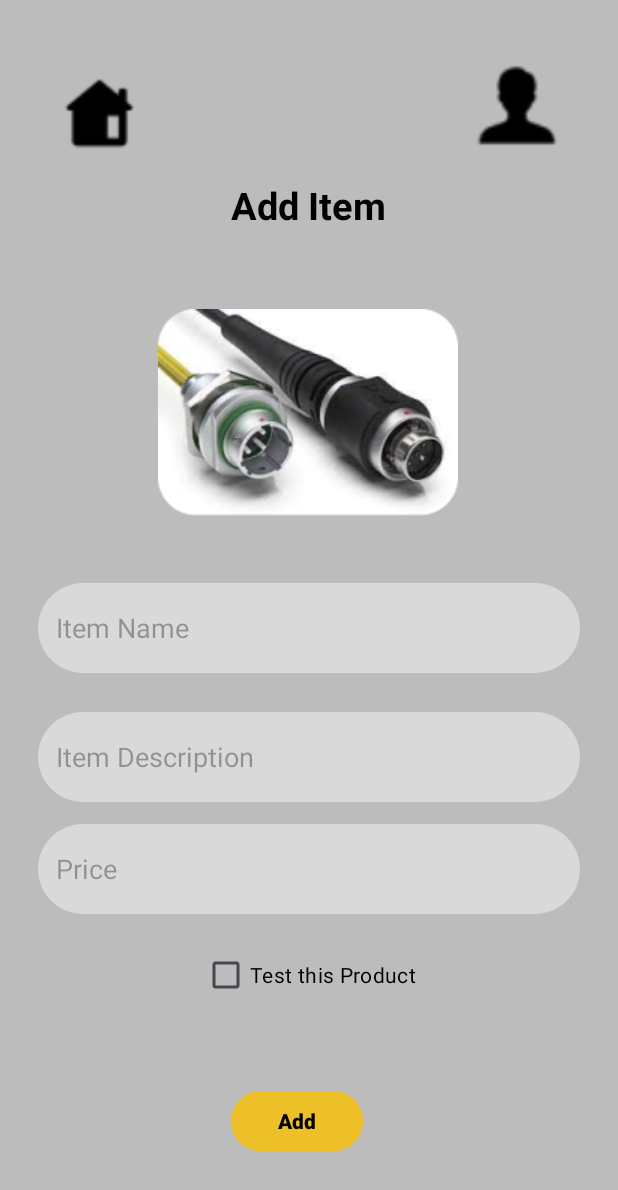
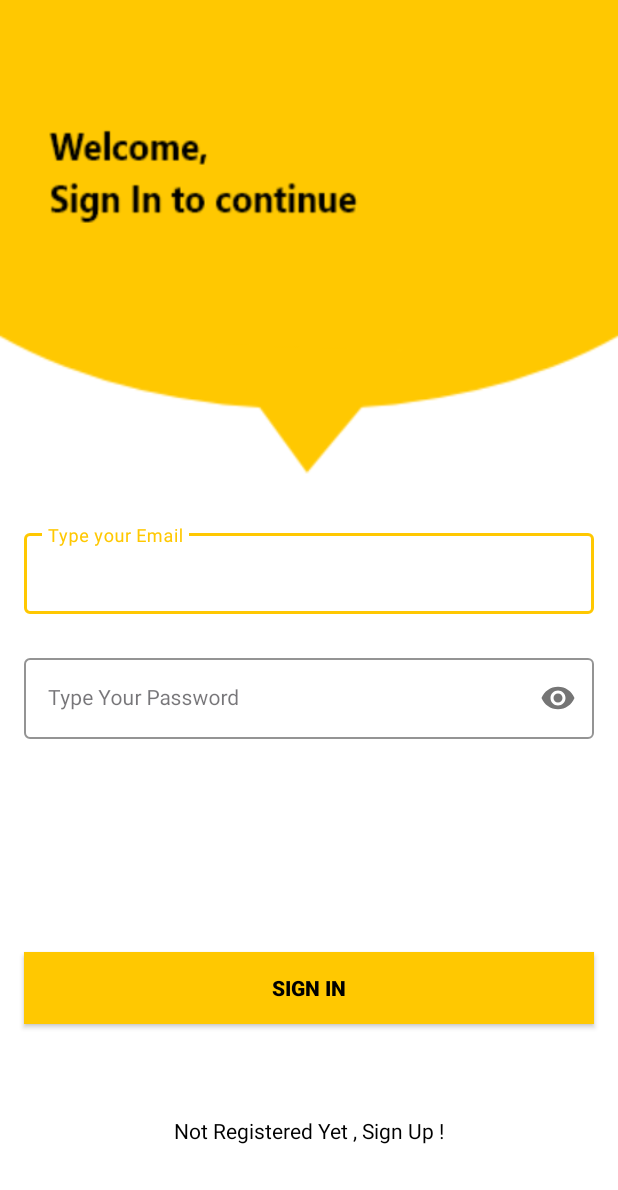
Before and after one commit to IT21237690/UEE-Project, an Android app: the screen it shows after launch (AddItems before the commit, SignInActivity after it), on a phone screen of 412 x 824 dp. Shown: the top 1190 px of the screen. Run offline under Robolectric (Android 15) with nearby library versions, the phone set to English and light mode, and no system bars; our stand-ins replace Firebase (no records; nobody signed in at launch, a user with empty details on screens opened directly).

Commit message:
Adding Login and SignUp parts

```diff
--- a/app/build.gradle.kts
+++ b/app/build.gradle.kts
@@ -34,6 +34,9 @@ android {
     kotlinOptions {
         jvmTarget = "1.8"
     }
+    buildFeatures{
+        viewBinding = true
+    }
 }
 
 dependencies {
--- /dev/null
+++ b/app/src/main/java/com/example/ueeproject/SignInActivity.kt
@@ -0,0 +1,63 @@
+package com.example.ueeproject
+
+import android.content.Intent
+import androidx.appcompat.app.AppCompatActivity
+import android.os.Bundle
+import android.widget.Toast
+import com.example.ueeproject.databinding.ActivitySignInBinding
+import com.google.firebase.auth.FirebaseAuth
+
+class SignInActivity : AppCompatActivity() {
+
+    private lateinit var binding: ActivitySignInBinding
+    private lateinit var firebaseAuth: FirebaseAuth
+
+    override fun onCreate(savedInstanceState: Bundle?) {
+        super.onCreate(savedInstanceState)
+        binding = ActivitySignInBinding.inflate(layoutInflater)
+        setContentView(binding.root)
+
+        firebaseAuth = FirebaseAuth.getInstance()
+
+        binding.textView.setOnClickListener {
+            val intent = Intent(this, SignUpActivity::class.java)
+            startActivity(intent)
+        }
+
+        binding.button.setOnClickListener {
+
+            val email = binding.emailEt.text.toString()
+            val password = binding.passET.text.toString()
+
+            if (email.isNotEmpty() && password.isNotEmpty()) {
+
+                firebaseAuth.signInWithEmailAndPassword(email, password).addOnCompleteListener {
+
+                    if(it.isSuccessful){
+                        val intent = Intent(this, HomeActivity::class.java)
+                        startActivity(intent)
+                    }else{
+                        Toast.makeText(this, it.exception.toString(), Toast.LENGTH_SHORT).show()
+                    }
+
+                }
+
+            } else {
+
+                Toast.makeText(this, "Empty Fields Are not Allowed", Toast.LENGTH_SHORT).show()
+
+            }
+
+        }
+
+    }
+
+//    override fun onStart(){
+//        super.onStart()
+//
+//        if(firebaseAuth.currentUser != null){
+//            val intent = Intent(this, HomeActivity::class.java)
+//            startActivity(intent)
+//        }
+//    }
+}
--- /dev/null
+++ b/app/src/main/res/layout/activity_sign_in.xml
@@ -0,0 +1,84 @@
+<?xml version="1.0" encoding="utf-8"?>
+<androidx.constraintlayout.widget.ConstraintLayout xmlns:android="http://schemas.android.com/apk/res/android"
+    xmlns:app="http://schemas.android.com/apk/res-auto"
+    xmlns:tools="http://schemas.android.com/tools"
+    android:layout_width="match_parent"
+    android:layout_height="match_parent"
+    android:background="@drawable/signin_screen"
+    tools:context=".SignInActivity">
+
+    <com.google.android.material.textfield.TextInputLayout
+        android:id="@+id/emailLayout"
+        style="@style/LoginTextInputOuterFieldStyle"
+        android:layout_width="match_parent"
+        android:layout_height="wrap_content"
+        android:layout_marginHorizontal="16dp"
+        android:layout_marginTop="350dp"
+        app:boxStrokeColor="@color/yellow"
+        app:hintTextColor="@color/yellow"
+        app:layout_constraintEnd_toEndOf="parent"
+        app:layout_constraintHorizontal_bias="0.5"
+        app:layout_constraintStart_toStartOf="parent"
+        app:layout_constraintTop_toTopOf="parent">
+
+        <com.google.android.material.textfield.TextInputEditText
+            android:id="@+id/emailEt"
+            style="@style/LoginTextInputInnerFieldStyle"
+            android:layout_width="match_parent"
+            android:layout_height="wrap_content"
+            android:hint="Type your Email"
+            android:inputType="textEmailAddress" />
+    </com.google.android.material.textfield.TextInputLayout>
+
+    <com.google.android.material.textfield.TextInputLayout
+        android:id="@+id/passwordLayout"
+        style="@style/LoginTextInputOuterFieldStyle"
+        android:layout_width="match_parent"
+        android:layout_height="wrap_content"
+        android:layout_marginHorizontal="16dp"
+        android:layout_marginTop="24dp"
+        app:boxStrokeColor="@color/yellow"
+        app:hintTextColor="@color/yellow"
+        app:layout_constraintEnd_toEndOf="parent"
+        app:layout_constraintHorizontal_bias="0.5"
+        app:layout_constraintStart_toStartOf="parent"
+        app:layout_constraintTop_toBottomOf="@id/emailLayout"
+        app:passwordToggleEnabled="true">
+
+        <com.google.android.material.textfield.TextInputEditText
+            android:id="@+id/passET"
+            style="@style/LoginTextInputInnerFieldStyle"
+            android:layout_width="match_parent"
+            android:layout_height="wrap_content"
+            android:hint="Type Your Password"
+            android:inputType="textPassword" />
+    </com.google.android.material.textfield.TextInputLayout>
+
+    <androidx.appcompat.widget.AppCompatButton
+        android:id="@+id/button"
+        android:layout_width="0dp"
+        android:layout_height="wrap_content"
+        android:layout_marginHorizontal="16dp"
+        android:background="@color/yellow"
+        android:text="Sign In"
+        android:textColor="@color/black"
+        android:textStyle="bold"
+        app:layout_constraintBottom_toBottomOf="parent"
+        app:layout_constraintEnd_toEndOf="parent"
+        app:layout_constraintHorizontal_bias="0.5"
+        app:layout_constraintStart_toStartOf="parent"
+        app:layout_constraintTop_toBottomOf="@+id/passwordLayout" />
+
+    <TextView
+        android:id="@+id/textView"
+        android:layout_width="wrap_content"
+        android:layout_height="wrap_content"
+        android:text="Not Registered Yet , Sign Up !"
+        android:textColor="@color/black"
+        app:layout_constraintBottom_toBottomOf="parent"
+        app:layout_constraintEnd_toEndOf="parent"
+        app:layout_constraintHorizontal_bias="0.5"
+        app:layout_constraintStart_toStartOf="parent"
+        app:layout_constraintTop_toBottomOf="@+id/button" />
+
+</androidx.constraintlayout.widget.ConstraintLayout>
--- a/app/src/main/res/values/colors.xml
+++ b/app/src/main/res/values/colors.xml
@@ -1,5 +1,10 @@
 <?xml version="1.0" encoding="utf-8"?>
 <resources>
+
+    <color name="black">#FF000000</color>
+    <color name="yellow">#FFC801</color>
+    <color name="g_black">#171717</color>
+
     <color name="colorPrimary">#008577</color>
     <color name="colorPrimaryDark">#00574B</color>
     <color name="colorAccent">#D81B60</color>
--- a/app/src/main/res/values/strings.xml
+++ b/app/src/main/res/values/strings.xml
@@ -12,4 +12,7 @@
     <string name="add_item">Add Item</string>
     <string name="todo">TODO</string>
     <string name="Edit_Item_Details" />
+
+    <string name="loginHeading">Login</string>
+
 </resources>
--- a/app/src/main/res/values/themes.xml
+++ b/app/src/main/res/values/themes.xml
@@ -5,6 +5,24 @@
         <!-- <item name="colorPrimary">@color/my_light_primary</item> -->
     </style>
 
+    <style name="LoginTextInputOuterFieldStyle" parent="Widget.MaterialComponents.TextInputLayout.OutlinedBox">
+        <item name="android:layout_width">match_parent</item>
+        <item name="android:layout_height">wrap_content</item>
+        <item name="android:layout_marginTop">15dp</item>
+        <item name="android:layout_marginBottom">15dp</item>
+    </style>
+
+    <style name="LoginTextInputInnerFieldStyle" parent="Widget.MaterialComponents.TextInputLayout.OutlinedBox">
+        <item name="android:layout_width">match_parent</item>
+        <item name="android:layout_height">wrap_content</item>
+        <item name="android:textColor">@color/black</item>
+        <item name="android:textColorHint">@color/black</item>
+        <item name="android:maxLines">1</item>
+        <item name="android:textSize">14sp</item>
+        <item name="android:singleLine">true</item>
+    </style>
+
+
     <style name="Theme.UEEProject" parent="Base.Theme.UEEProject" />
 
 </resources>
```
Also changed, not shown: app/src/main/AndroidManifest.xml (+25 -1 lines), app/src/main/java/com/example/ueeproject/HomeActivity.kt (added, +11 -0 lines), app/src/main/java/com/example/ueeproject/SignUpActivity.kt (added, +87 -0 lines), app/src/main/res/layout/activity_home.xml (added, +14 -0 lines), app/src/main/res/layout/activity_sign_up.xml (added, +215 -0 lines), app/src/main/res/values/styles.xml (added, +19 -0 lines), app/src/main/res/drawable/signin_screen.png (added), app/src/main/res/drawable/signup_screen_2.png (added), app/src/main/res/font/poppins.ttf (added), app/src/main/res/font/poppins_light.ttf (added), app/src/main/res/font/poppins_thin.ttf (added), app/src/main/res/font/sf_pro_display.OTF (added).
